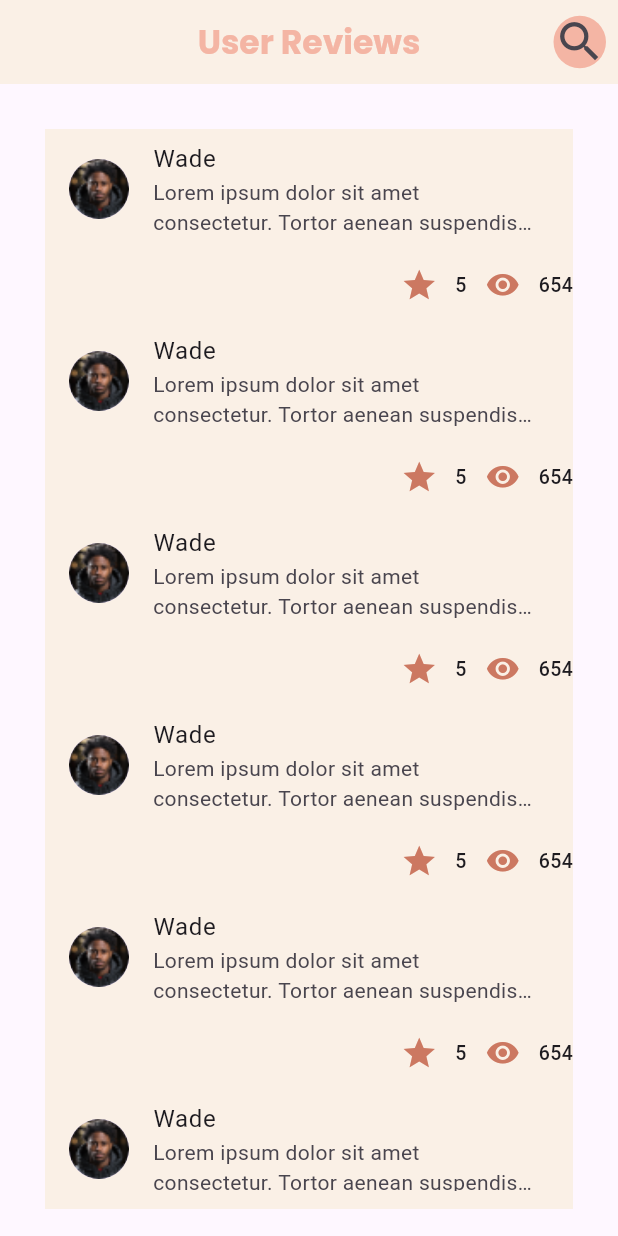
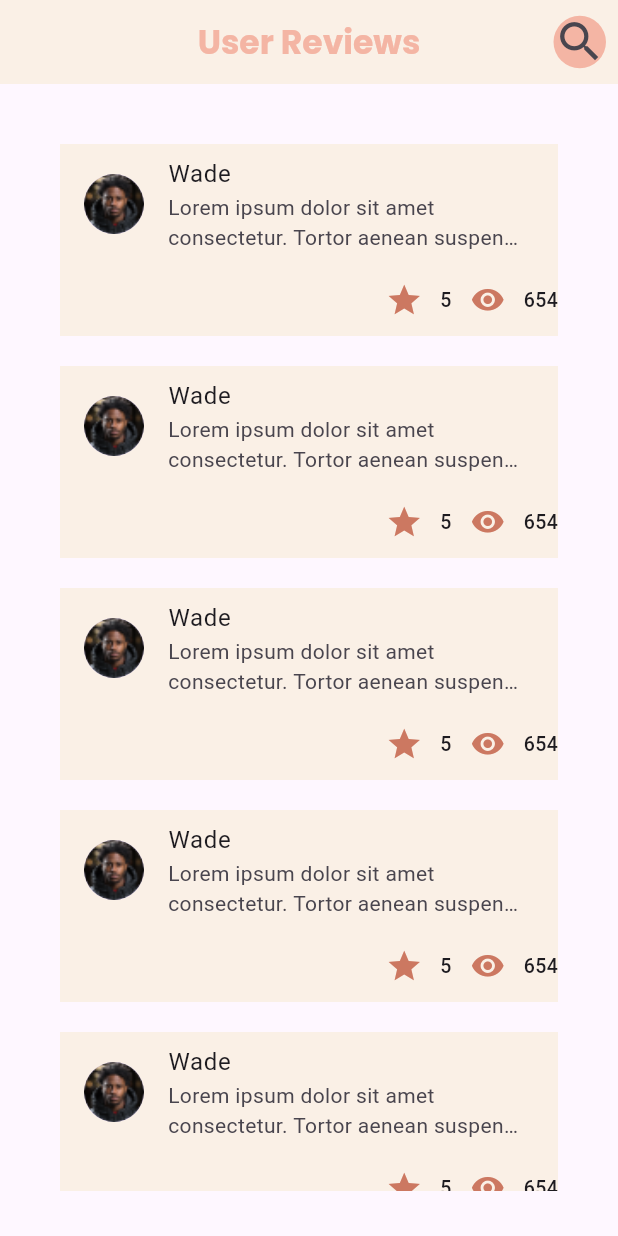
Before and after one commit to MayaGhajghouj/Market, a Flutter app: the screen it shows after launch, on a phone screen of 412 x 824 dp. Run offline on Flutter 3.47's test engine with Material 3 defaults, Android fonts, the phone set to English and light mode, and no system bars; Roboto replaces fonts that are missing (League Spartan).

Commit message:
Some edition in review page

```diff
--- a/lib/pages/review_page.dart
+++ b/lib/pages/review_page.dart
@@ -42,8 +42,10 @@ class ReviewPage extends StatelessWidget {
         padding: const EdgeInsets.all(30.0),
         child: SingleChildScrollView(
           child: Column(
+            mainAxisAlignment: MainAxisAlignment.spaceBetween,
             children: [
               Container(
+                margin: EdgeInsets.all(10.0),
                 color: Beige,
                 child: Column(
                   crossAxisAlignment: CrossAxisAlignment.end,
@@ -102,6 +104,7 @@ class ReviewPage extends StatelessWidget {
                 ),
               ),
               Container(
+                margin: EdgeInsets.all(10.0),
                 color: Beige,
                 child: Column(
                   crossAxisAlignment: CrossAxisAlignment.end,
@@ -160,6 +163,7 @@ class ReviewPage extends StatelessWidget {
                 ),
               ),
               Container(
+                margin: EdgeInsets.all(10.0),
                 color: Beige,
                 child: Column(
                   crossAxisAlignment: CrossAxisAlignment.end,
@@ -218,6 +222,7 @@ class ReviewPage extends StatelessWidget {
                 ),
               ),
               Container(
+                margin: EdgeInsets.all(10.0),
                 color: Beige,
                 child: Column(
                   crossAxisAlignment: CrossAxisAlignment.end,
@@ -276,6 +281,7 @@ class ReviewPage extends StatelessWidget {
                 ),
               ),
               Container(
+                margin: EdgeInsets.all(10.0),
                 color: Beige,
                 child: Column(
                   crossAxisAlignment: CrossAxisAlignment.end,
@@ -334,64 +340,7 @@ class ReviewPage extends StatelessWidget {
                 ),
               ),
               Container(
-                color: Beige,
-                child: Column(
-                  crossAxisAlignment: CrossAxisAlignment.end,
-                  children: [
-                    const ListTile(
-                      tileColor: Beige,
-                      leading: CircleAvatar(
-                        backgroundImage: AssetImage('assets/images/Profile_Picture.png'),
-                      ),
-                      title: Text('Wade'),
-                      subtitle: Text('Lorem ipsum dolor sit'
-                          ' amet consectetur. Tortor aenean'
-                          ' suspendisse pretium nunc non facilisi.',
-                        style: TextStyle(
-                          fontFamily: 'League Spartan',
-                        ),
-                        maxLines:2,
-                        overflow: TextOverflow.ellipsis,
-                      ),
-
-                    ),
-                    Row(
-                      mainAxisAlignment: MainAxisAlignment.end,
-                      children: [
-                        IconButton(onPressed: (){},
-                          icon: Icon(
-                            Icons.star,
-                            size: 25,
-                            color: Terracotta,
-                          ),
-                        ),
-                        Text('5',
-                          style: TextStyle(
-                            fontWeight: FontWeight.w500,
-                            fontSize: 13,
-                            fontFamily: 'League Spartan',
-                          ),
-                        ),
-                        IconButton(onPressed: (){},
-                          icon: Icon(
-                            Icons.remove_red_eye_rounded,
-                            size: 23,
-                            color: Terracotta,
-                          ),
-                        ),
-                        Text('654',
-                          style: TextStyle(
-                            fontWeight: FontWeight.w500,
-                            fontFamily: 'League Spartan',
-                            fontSize: 13,
-                          ),
-                        ),
-                      ],
-                    ),
-                  ],
-                ),
-              ),
-              Container(
+                margin: EdgeInsets.all(10.0),
                 color: Beige,
                 child: Column(
                   crossAxisAlignment: CrossAxisAlignment.end,
```
